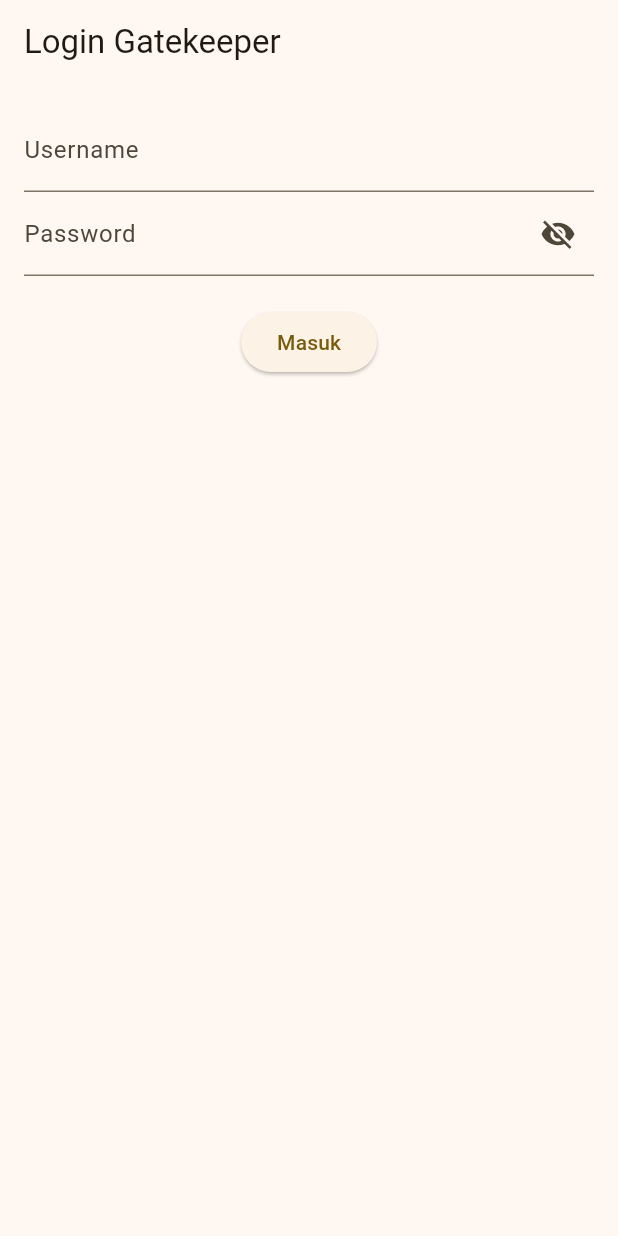
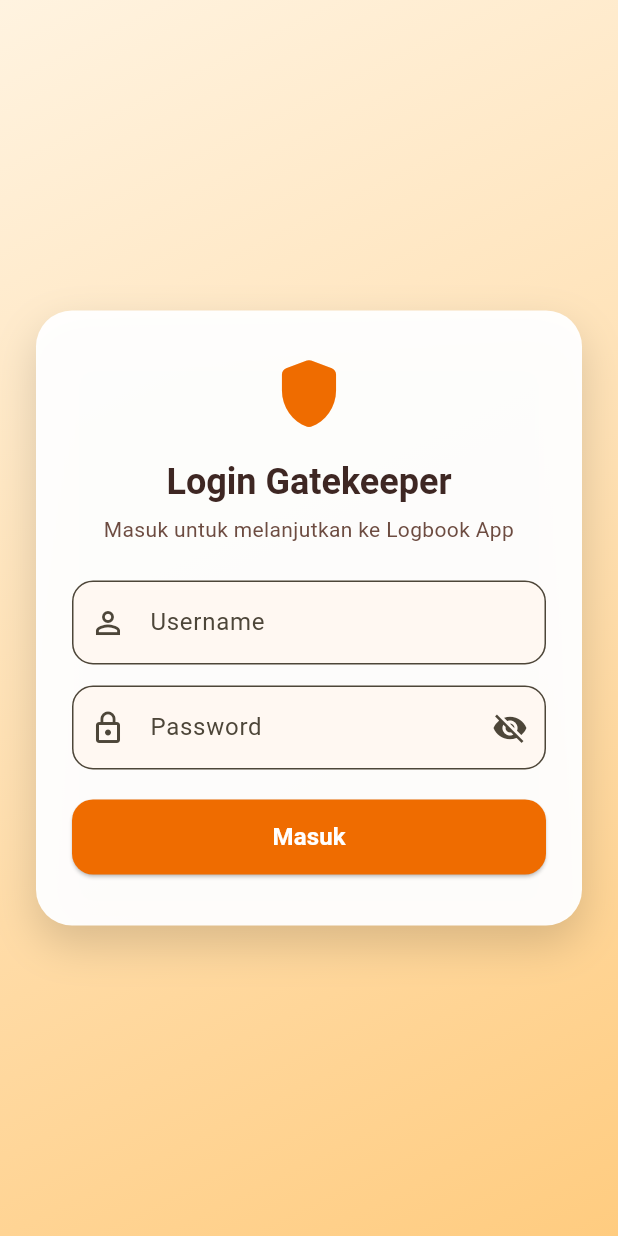
Before and after one commit to ftmhhwwa/logbook_app_074, a Flutter app: the LoginView screen opened directly, on a phone screen of 412 x 824 dp. Run offline on Flutter 3.47's test engine with Material 3 defaults, Android fonts, the phone set to English and light mode, and no system bars; our stand-ins replace shared_preferences; accounts and stored records are empty.

Commit message:
memperbarui ui loginview

```diff
--- a/lib/features/auth/login_view.dart
+++ b/lib/features/auth/login_view.dart
@@ -81,25 +81,106 @@ class _LoginViewState extends State<LoginView> {
   }
 
   @override
+  void dispose() {
+    _userController.dispose();
+    _passController.dispose();
+    super.dispose();
+  }
+
+  @override
   Widget build(BuildContext context) {
+    final theme = Theme.of(context);
+
     return Scaffold(
-      appBar: AppBar(title: const Text("Login Gatekeeper")),
-      body: Padding(
-        padding: const EdgeInsets.all(16.0),
+      body: Container(
+        decoration: const BoxDecoration(
+          gradient: LinearGradient(
+            colors: [Color(0xFFFFF3E0), Color(0xFFFFE0B2), Color(0xFFFFCC80)],
+            begin: Alignment.topLeft,
+            end: Alignment.bottomRight,
+          ),
+        ),
+        child: SafeArea(
+          child: Center(
+            child: SingleChildScrollView(
+              padding: const EdgeInsets.symmetric(horizontal: 24, vertical: 20),
+              child: Container(
+                constraints: const BoxConstraints(maxWidth: 430),
+                padding: const EdgeInsets.fromLTRB(24, 28, 24, 24),
+                decoration: BoxDecoration(
+                  color: Colors.white.withValues(alpha: 0.96),
+                  borderRadius: BorderRadius.circular(24),
+                  boxShadow: const [
+                    BoxShadow(
+                      color: Color(0x26000000),
+                      blurRadius: 24,
+                      offset: Offset(0, 12),
+                    ),
+                  ],
+                ),
                 child: Column(
+                  crossAxisAlignment: CrossAxisAlignment.stretch,
                   children: [
+                    const Icon(
+                      Icons.shield_rounded,
+                      size: 54,
+                      color: Color(0xFFEF6C00),
+                    ),
+                    const SizedBox(height: 16),
+                    Text(
+                      'Login Gatekeeper',
+                      textAlign: TextAlign.center,
+                      style: theme.textTheme.headlineSmall?.copyWith(
+                        fontWeight: FontWeight.w700,
+                        color: const Color(0xFF3E2723),
+                      ),
+                    ),
+                    const SizedBox(height: 6),
+                    Text(
+                      'Masuk untuk melanjutkan ke Logbook App',
+                      textAlign: TextAlign.center,
+                      style: theme.textTheme.bodyMedium?.copyWith(
+                        color: const Color(0xFF6D4C41),
+                      ),
+                    ),
+                    const SizedBox(height: 24),
                     TextField(
                       controller: _userController,
-              decoration: const InputDecoration(labelText: "Username"),
+                      textInputAction: TextInputAction.next,
+                      decoration: InputDecoration(
+                        labelText: 'Username',
+                        hintText: 'Masukkan username',
+                        prefixIcon: const Icon(Icons.person_outline),
+                        filled: true,
+                        fillColor: const Color(0xFFFFF8F2),
+                        border: OutlineInputBorder(
+                          borderRadius: BorderRadius.circular(14),
                         ),
+                      ),
+                    ),
+                    const SizedBox(height: 14),
                     TextField(
                       controller: _passController,
                       obscureText: _isPasswordHidden,
+                      onSubmitted: (_) {
+                        if (!_isLoginDisabled) {
+                          _handleLogin();
+                        }
+                      },
                       decoration: InputDecoration(
-                labelText: "Password",
+                        labelText: 'Password',
+                        hintText: 'Masukkan password',
+                        prefixIcon: const Icon(Icons.lock_outline),
+                        filled: true,
+                        fillColor: const Color(0xFFFFF8F2),
+                        border: OutlineInputBorder(
+                          borderRadius: BorderRadius.circular(14),
+                        ),
                         suffixIcon: IconButton(
                           icon: Icon(
-                    _isPasswordHidden ? Icons.visibility_off : Icons.visibility,
+                            _isPasswordHidden
+                                ? Icons.visibility_off
+                                : Icons.visibility,
                           ),
                           onPressed: () => setState(() {
                             _isPasswordHidden = !_isPasswordHidden;
@@ -108,13 +189,34 @@ class _LoginViewState extends State<LoginView> {
                       ),
                     ),
                     const SizedBox(height: 20),
-            ElevatedButton(
+                    SizedBox(
+                      height: 50,
+                      child: ElevatedButton(
                         onPressed: _isLoginDisabled ? null : _handleLogin,
-              child: Text(
-                _isLoginDisabled ? "Tunggu $_disableCountdown dtk" : "Masuk",
+                        style: ElevatedButton.styleFrom(
+                          backgroundColor: const Color(0xFFEF6C00),
+                          foregroundColor: Colors.white,
+                          shape: RoundedRectangleBorder(
+                            borderRadius: BorderRadius.circular(14),
                           ),
                         ),
+                        child: Text(
+                          _isLoginDisabled
+                              ? 'Tunggu $_disableCountdown dtk'
+                              : 'Masuk',
+                          style: const TextStyle(
+                            fontSize: 16,
+                            fontWeight: FontWeight.w600,
+                          ),
+                        ),
+                      ),
+                    ),
+                    const SizedBox(height: 10),
                   ],
+                ),
+              ),
+            ),
+          ),
         ),
       ),
     );
```
Lines whose indentation alone changed are shown as unchanged.
